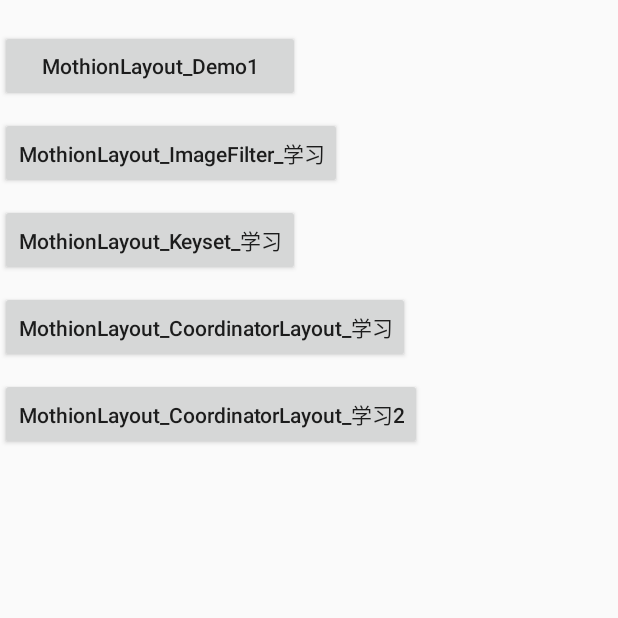
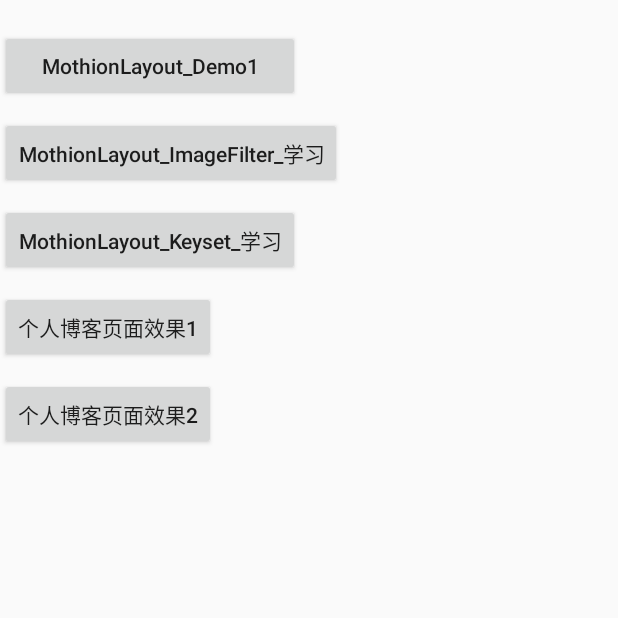
Before and after one commit to wukuiqing49/Material, an Android app: the screen it shows after launch (MainActivity), on a phone screen of 412 x 824 dp, the top half of it. Run offline under Robolectric (Android 15) with nearby library versions, the phone set to English and light mode, and no system bars.

Commit message:
博客类型页面滑动动画

```diff
--- a/app/src/main/res/layout/activity_main.xml
+++ b/app/src/main/res/layout/activity_main.xml
@@ -32,12 +32,12 @@
         android:layout_marginTop="10dp"
         android:layout_width="wrap_content"
         android:layout_height="wrap_content"
-        android:text="MothionLayout_CoordinatorLayout_学习" />
+        android:text="个人博客页面效果1" />
     <Button
         android:id="@+id/bt_coor2"
         android:layout_marginTop="10dp"
         android:layout_width="wrap_content"
         android:layout_height="wrap_content"
-        android:text="MothionLayout_CoordinatorLayout_学习2" />
+        android:text="个人博客页面效果2" />
 
 </LinearLayout>
```
